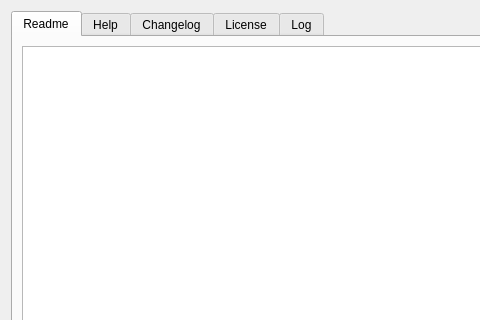
This is UI/WindowInfos.ui in Folco68/Folco as Qt 5 draws it before an edit; both pictures show x 0 to 480 and y 0 to 320 of the 1051 by 829 pixel window. The edited form follows.
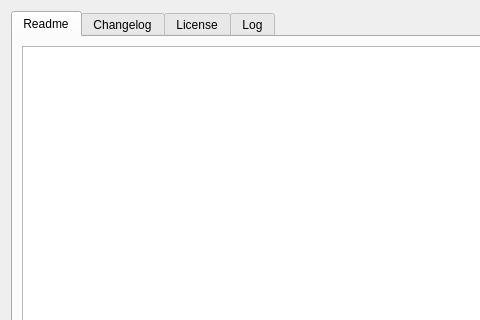
This is the edited form.

Commit message: - Renamed some vars - Removed tab Help in WindowInfo dialog

What changed in the file:
```diff
--- a/UI/WindowInfos.ui
+++ b/UI/WindowInfos.ui
@@ -38,11 +38,6 @@
        </item>
       </layout>
      </widget>
-     <widget class="QWidget" name="Help">
-      <attribute name="title">
-       <string>Help</string>
-      </attribute>
-     </widget>
      <widget class="QWidget" name="Changelog">
       <attribute name="title">
        <string>Changelog</string>
```
The commit also changes 8 other files.
